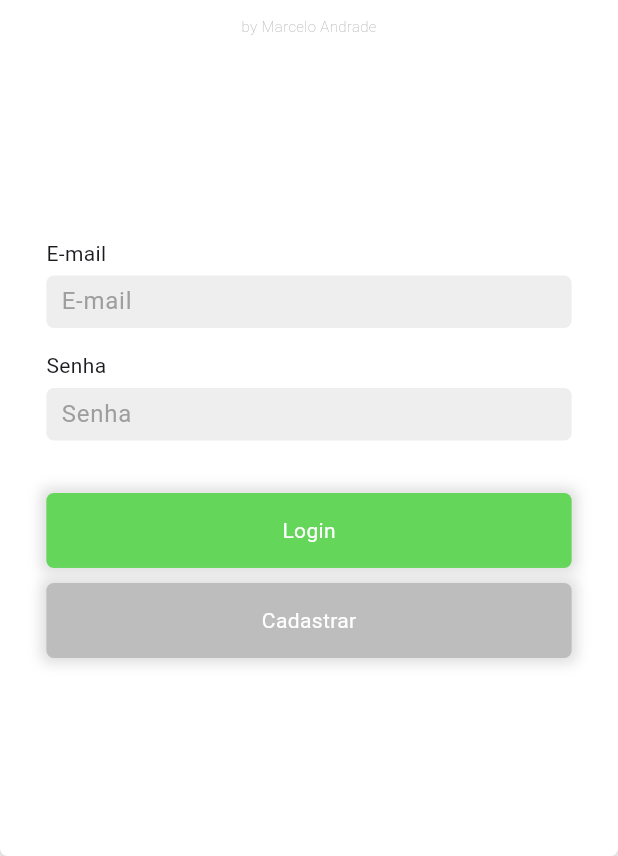
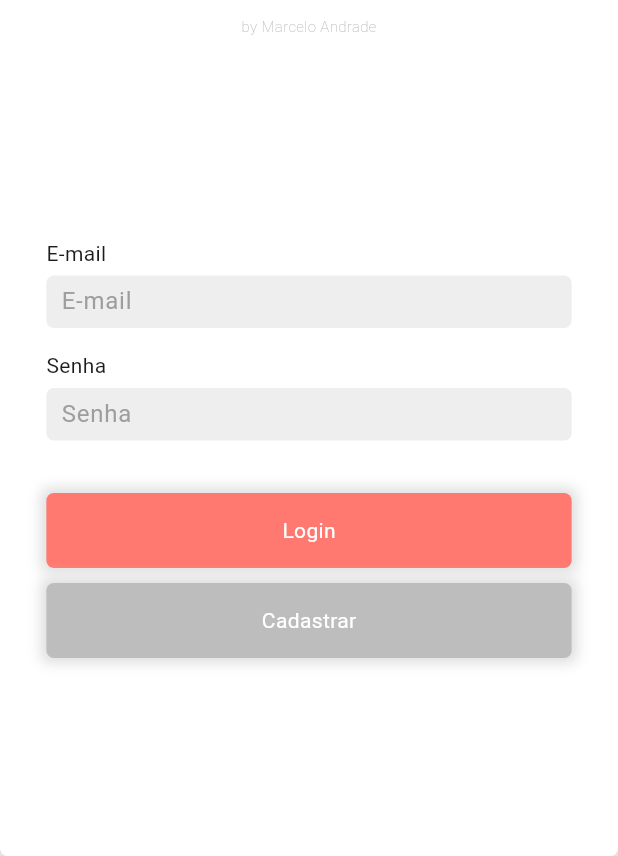
Before and after one commit to MagnerSA/agendeja, a Flutter app: the screen it shows after launch, on a phone screen of 412 x 824 dp, the part 380-1236 px from its top. Run offline on Flutter 3.47's test engine with Material 3 defaults, Android fonts, the light colour scheme and no system bars; our stand-ins replace cloud_firestore, firebase_auth, firebase_core, flutter_spinkit, localstorage; accounts and stored records are empty.

Commit message:
Teste Github Deploy

```diff
--- a/lib/login.dart
+++ b/lib/login.dart
@@ -134,7 +134,7 @@ class _LoginPageState extends State<LoginPage> {
     return Panel(
       height: 50,
       onTap: isRegister ? register : login,
-      color: hasLoginFailed ? redColor : secondaryColor,
+      color: hasLoginFailed ? redColor : redColor,
       child: Center(
         child: Text(
           isRegister ? "Cadastrar" : "Login",
```
Also changed, not shown: lib/main.dart (+0 -9 lines), firebase.json, 2 other files.
